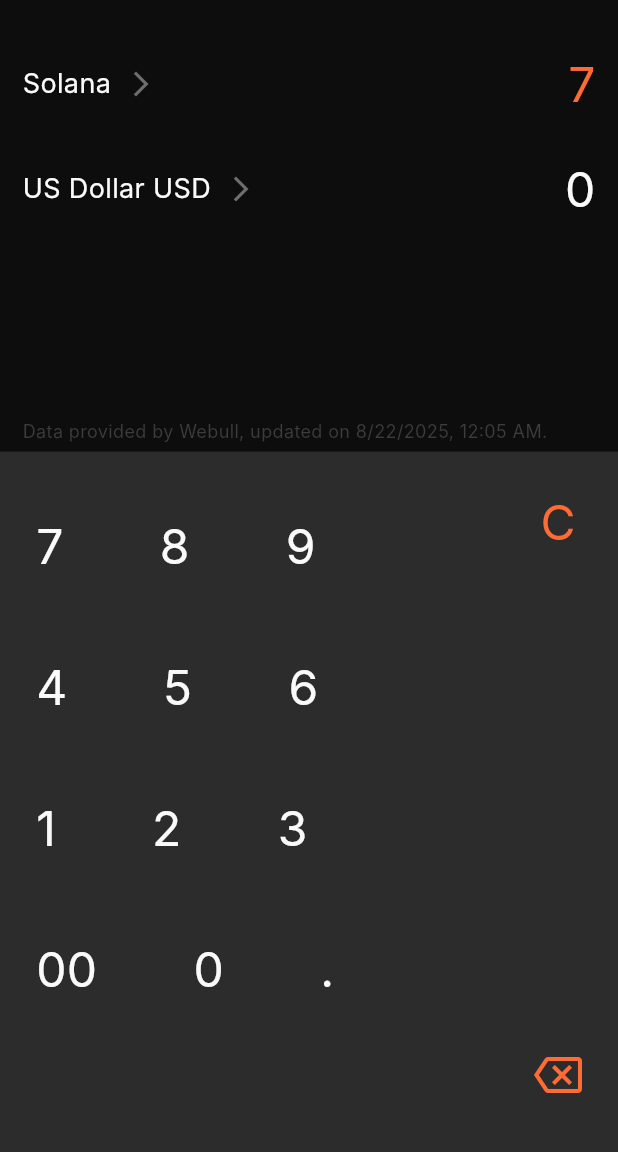
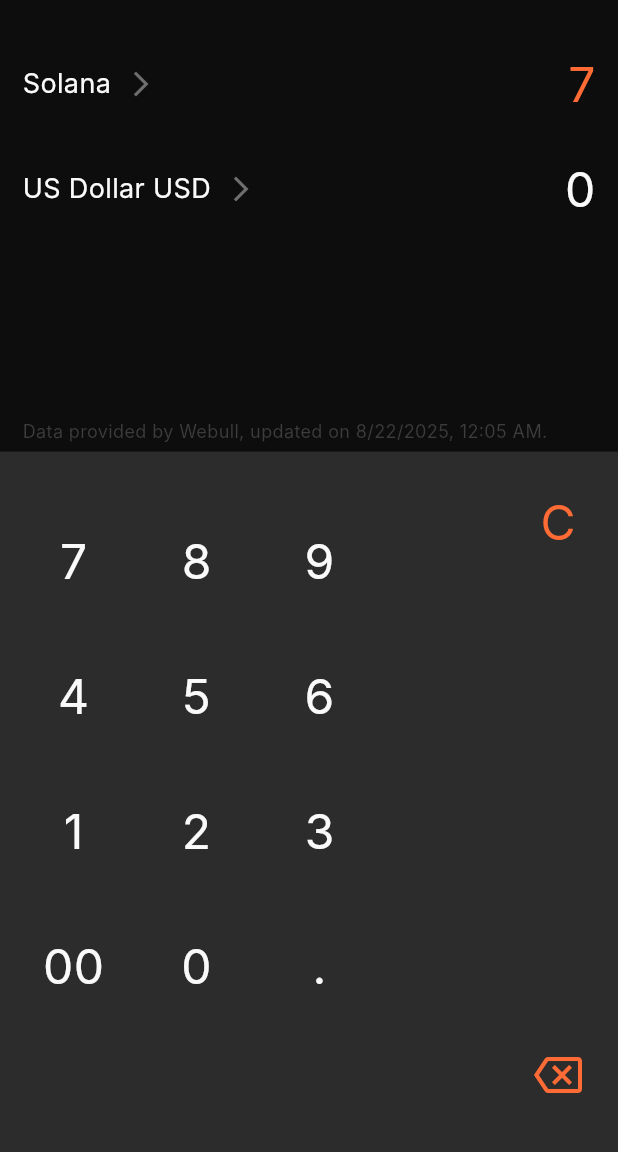
Before and after one commit to obialohenry/factor, a Flutter app: the screen it shows after launch, after a tap on an icon or button, on a phone screen of 412 x 824 dp, the part 65-1217 px from its top. Run offline on Flutter 3.47's test engine with Material 3 defaults, Android fonts, the phone set to English and light mode, and no system bars; our stand-ins replace flutter_svg; Roboto replaces fonts that are missing (Inter).

Commit message:
style:Reduce keypad spacing

```diff
--- a/lib/view/screens/exchange_rate_screen.dart
+++ b/lib/view/screens/exchange_rate_screen.dart
@@ -90,16 +90,26 @@ class _ExchangeRateScreenState extends State<ExchangeRateScreen> {
                     child: Wrap(
                       children: _exchangeRateProvider.keyPadValues
                           .map(
-                            (value) => Padding(
-                              padding: const EdgeInsets.only(right: 64, bottom: 48),
-                              child: TextView(
-                                text: value,
-                                fontSize: 32,
-                                onTap: () {
-                                  print('🔥🔥 $value');
-                                  _exchangeRateProvider.onKeyPressed(value);
-                                  setState(() {});
-                                },
+                            (value) => GestureDetector(
+                              onTap: () {},
+                              child: Padding(
+                                padding: const EdgeInsets.only(right: 32, bottom: 40),
+                                child: InkWell(
+                                  onTap: () {
+                                    print('🔥🔥 $value');
+                                    _exchangeRateProvider.onKeyPressed(value);
+                                    setState(() {});
+                                  },
+                                  child: Container(
+                                    width: 50,
+                                    height: 50,
+                                    // color: Colors.red,
+                                    color: FactorColorsDark.kTransparent,
+                                    child: Center(
+                                      child: TextView(text: value, fontSize: 32, onTap: () {}),
+                                    ),
+                                  ),
+                                ),
                               ),
                             ),
                           )
```
